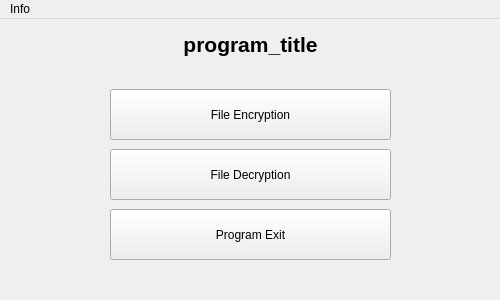
Above: program/src/MainMenuWindow.ui from suzukaotto/enc-program-v2_GUI before the change. Below: the same form after it.
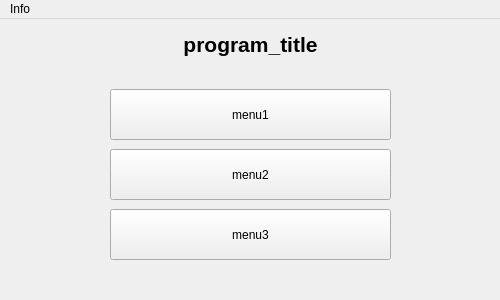
That is the form after the change. Icons and pictures are not drawn.

Diff of the .ui file:
```diff
--- a/program/src/MainMenuWindow.ui
+++ b/program/src/MainMenuWindow.ui
@@ -57,7 +57,7 @@
      <cursorShape>PointingHandCursor</cursorShape>
     </property>
     <property name="text">
-     <string>File Encryption</string>
+     <string>menu1</string>
     </property>
    </widget>
    <widget class="QLabel" name="title_label">
@@ -109,7 +109,7 @@
      <cursorShape>PointingHandCursor</cursorShape>
     </property>
     <property name="text">
-     <string>File Decryption</string>
+     <string>menu2</string>
     </property>
    </widget>
    <widget class="QPushButton" name="menu3_btn">
@@ -125,7 +125,7 @@
      <cursorShape>PointingHandCursor</cursorShape>
     </property>
     <property name="text">
-     <string>Program Exit</string>
+     <string>menu3</string>
     </property>
    </widget>
   </widget>
```
